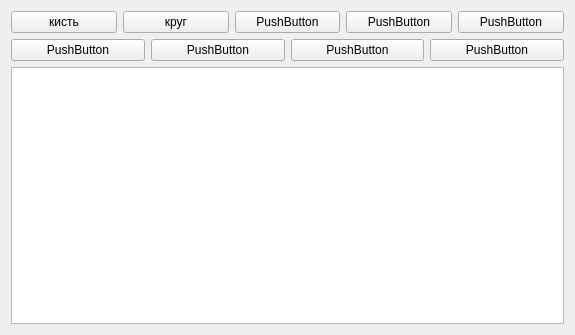
The window that widget.ui (mikilanjlo/like) describes before a commit, drawn with Qt 5.
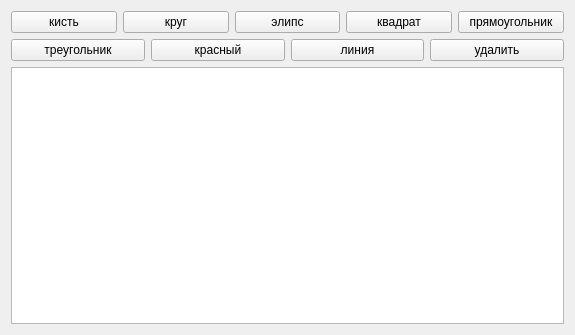
The same window after the commit.

Diff of the .ui file:
```diff
--- a/widget.ui
+++ b/widget.ui
@@ -37,21 +37,21 @@
          <item>
           <widget class="QPushButton" name="pushButton_4">
            <property name="text">
-            <string>PushButton</string>
+            <string>элипс</string>
            </property>
           </widget>
          </item>
          <item>
           <widget class="QPushButton" name="pushButton_2">
            <property name="text">
-            <string>PushButton</string>
+            <string>квадрат</string>
            </property>
           </widget>
          </item>
          <item>
           <widget class="QPushButton" name="pushButton_5">
            <property name="text">
-            <string>PushButton</string>
+            <string>прямоугольник</string>
            </property>
           </widget>
          </item>
@@ -62,28 +62,28 @@
          <item>
           <widget class="QPushButton" name="pushButton_7">
            <property name="text">
-            <string>PushButton</string>
+            <string>треугольник</string>
            </property>
           </widget>
          </item>
          <item>
           <widget class="QPushButton" name="pushButton_6">
            <property name="text">
-            <string>PushButton</string>
+            <string>красный</string>
            </property>
           </widget>
          </item>
          <item>
           <widget class="QPushButton" name="pushButton_8">
            <property name="text">
-            <string>PushButton</string>
+            <string>линия</string>
            </property>
           </widget>
          </item>
          <item>
           <widget class="QPushButton" name="pushButton_9">
            <property name="text">
-            <string>PushButton</string>
+            <string>удалить</string>
            </property>
           </widget>
          </item>
```
Left out of the diff: 14 changed lines with no effect on the pictures.
